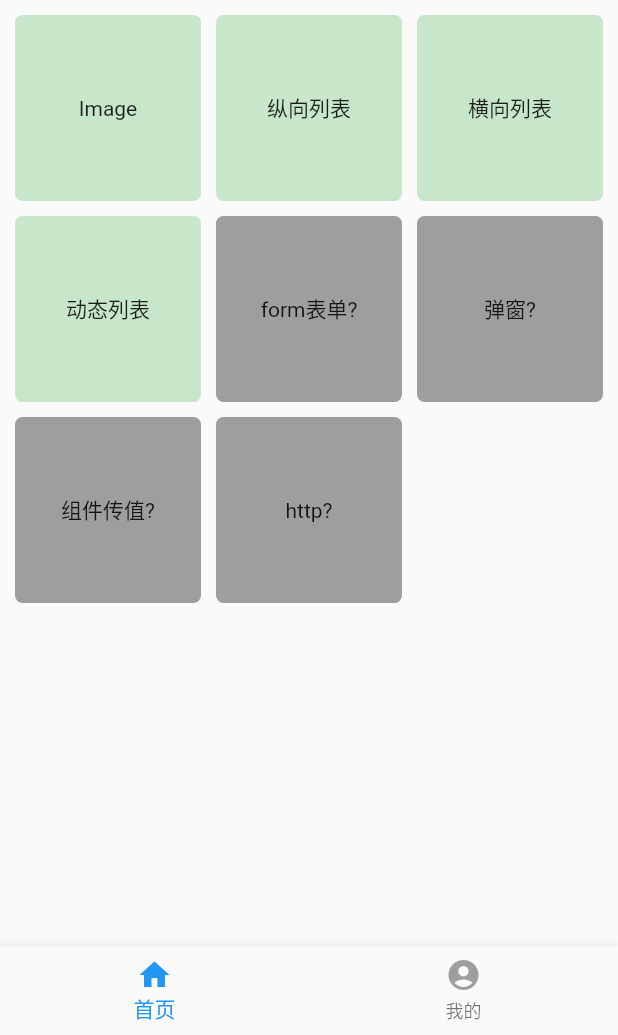
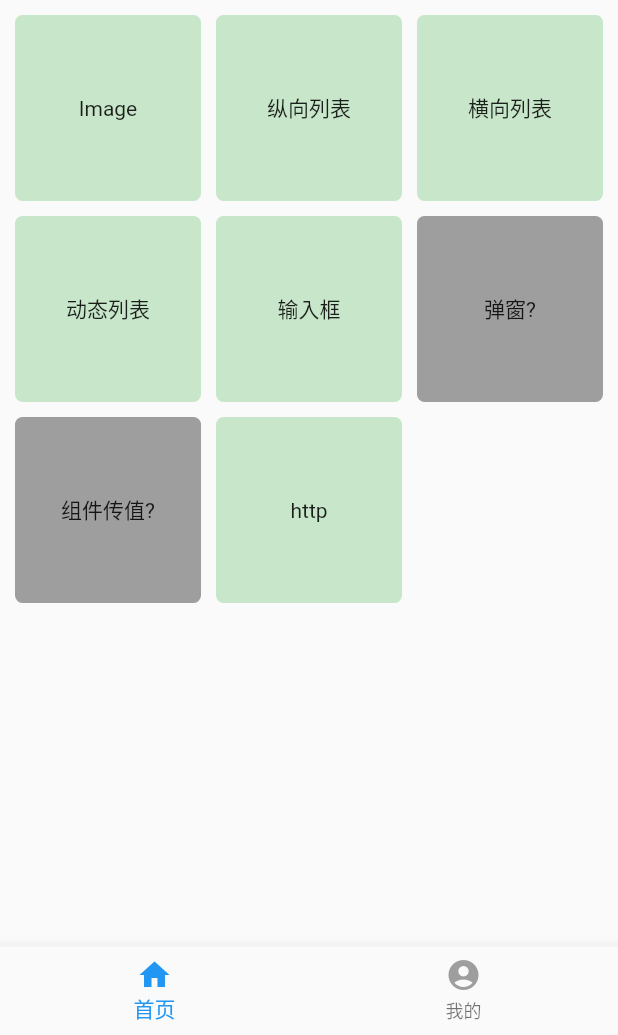
Before and after one commit to candy252324/flutter, a Flutter app: the screen it shows after launch, on a phone screen of 412 x 824 dp, the part 201-1236 px from its top. Run offline on Flutter 3.47's test engine with Material 2 defaults, Android fonts, the phone set to English and light mode, and no system bars.

Commit message:
输入框和http

```diff
--- a/demo01/lib/main.dart
+++ b/demo01/lib/main.dart
@@ -11,6 +11,8 @@ import 'pages/listView1.dart';
 import 'pages/listView2.dart';
 import 'pages/listView3.dart';
 import 'pages/passValue.dart';
+import 'pages/textField.dart';
+import 'pages/http.dart';
 
 void main() => runApp(MyApp());
 
@@ -23,17 +25,19 @@ class MyApp extends StatelessWidget {
         primarySwatch: Colors.blue,
       ),
       //路由表定义
-      routes:{
-        "TextPage":(context)=> TextDemo(),
-        "ButtonPage":(context)=> ButtonDemo(),
-        "ButtonPage":(context)=> ButtonDemo(),
-        "ContainerPage":(context)=> ContainerDemo(),
-        "ImagePage":(context)=> ImageDemo(),
-        "ListViewPage1":(context)=> ListViewDemo1(),
-        "ListViewPage2":(context)=> ListViewDemo2(),
-        "ListViewPage3":(context)=> ListViewDemo3(),
-        "DetailPage":(context)=> ListDetailDemo(), //增加详情页的路由配置
-        "PassValuePage":(context)=> PassValue(), //增加详情页的路由配置
+      routes: {
+        "TextPage": (context) => TextDemo(),
+        "ButtonPage": (context) => ButtonDemo(),
+        "ButtonPage": (context) => ButtonDemo(),
+        "ContainerPage": (context) => ContainerDemo(),
+        "ImagePage": (context) => ImageDemo(),
+        "ListViewPage1": (context) => ListViewDemo1(),
+        "ListViewPage2": (context) => ListViewDemo2(),
+        "ListViewPage3": (context) => ListViewDemo3(),
+        "DetailPage": (context) => ListDetailDemo(), //增加详情页的路由配置
+        "PassValuePage": (context) => PassValue(),
+        "TextFieldPage": (context) => TextFieldDemo(),
+        "HttpPage": (context) => HttpPageDemo(),
       },
       home: TabNavigator(),
     );
--- a/demo01/lib/navigator/home_page.dart
+++ b/demo01/lib/navigator/home_page.dart
@@ -8,37 +8,37 @@ class HomePage extends StatefulWidget {
 class _HomePageState extends State<HomePage> {
   @override
   Widget build(BuildContext context) {
-    List<Widget> list=<Widget>[];
-    var routeData=[
-      { "text":"text", "route":"TextPage" },
-      { "text":"Button", "route":"ButtonPage" },
-      { "text":"Container", "route":"ContainerPage" },
-      { "text":"Image", "route":"ImagePage" },
-      { "text":"纵向列表", "route":"ListViewPage1" },
-      { "text":"横向列表", "route":"ListViewPage2" },
-      { "text":"动态列表", "route":"ListViewPage3" },
-      { "text":"form表单?", "route":"" },
-      { "text":"弹窗?", "route":"" },
-      { "text":"组件传值?", "route":"" },
-      { "text":"http?", "route":"" },
+    List<Widget> list = <Widget>[];
+    var routeData = [
+      {"text": "text", "route": "TextPage"},
+      {"text": "Button", "route": "ButtonPage"},
+      {"text": "Container", "route": "ContainerPage"},
+      {"text": "Image", "route": "ImagePage"},
+      {"text": "纵向列表", "route": "ListViewPage1"},
+      {"text": "横向列表", "route": "ListViewPage2"},
+      {"text": "动态列表", "route": "ListViewPage3"},
+      {"text": "输入框", "route": "TextFieldPage"},
+      {"text": "弹窗?", "route": ""},
+      {"text": "组件传值?", "route": ""},
+      {"text": "http", "route": "HttpPage"},
     ];
     for (var item in routeData) {
       list.add(
         Container(
-          width:100,
+          width: 100,
           height: 100,
-          padding:const EdgeInsets.all(10),  // 内边距
+          padding: const EdgeInsets.all(10), // 内边距
           decoration: new BoxDecoration(
-            color: item['route'].isNotEmpty? Colors.green[100]:Colors.grey,
+            color: item['route'].isNotEmpty ? Colors.green[100] : Colors.grey,
             borderRadius: BorderRadius.all(Radius.circular(5)),
           ),
           // 因为Container本身没有点击事件，这里使用GestureDetector捕获点击事件
           child: GestureDetector(
             child: Center(
-              child:Text(item["text"]),
+              child: Text(item["text"]),
             ),
-            onTap: (){
-              if(item['route'].isNotEmpty){
+            onTap: () {
+              if (item['route'].isNotEmpty) {
                 Navigator.pushNamed(context, item["route"]);
               }
             },
@@ -48,15 +48,13 @@ class _HomePageState extends State<HomePage> {
     }
 
     return Scaffold(
-      // 网格布局
-      body:GridView.count(
-        crossAxisCount: 3,   // 列数
-        padding:const EdgeInsets.all(10),  // 内边距
-        mainAxisSpacing:10.0,   // 水平单个子Widget之间间距
-        crossAxisSpacing:10.0,   // 垂直单个子Widget之间间距
-        childAspectRatio:1,  // 宽/长
-        children: list
-      )
-    );
+        // 网格布局
+        body: GridView.count(
+            crossAxisCount: 3, // 列数
+            padding: const EdgeInsets.all(10), // 内边距
+            mainAxisSpacing: 10.0, // 水平单个子Widget之间间距
+            crossAxisSpacing: 10.0, // 垂直单个子Widget之间间距
+            childAspectRatio: 1, // 宽/长
+            children: list));
   }
 }
```
Also changed, not shown: demo01/lib/pages/http.dart (added, +78 -0 lines), demo01/lib/pages/textField.dart (added, +46 -0 lines).
